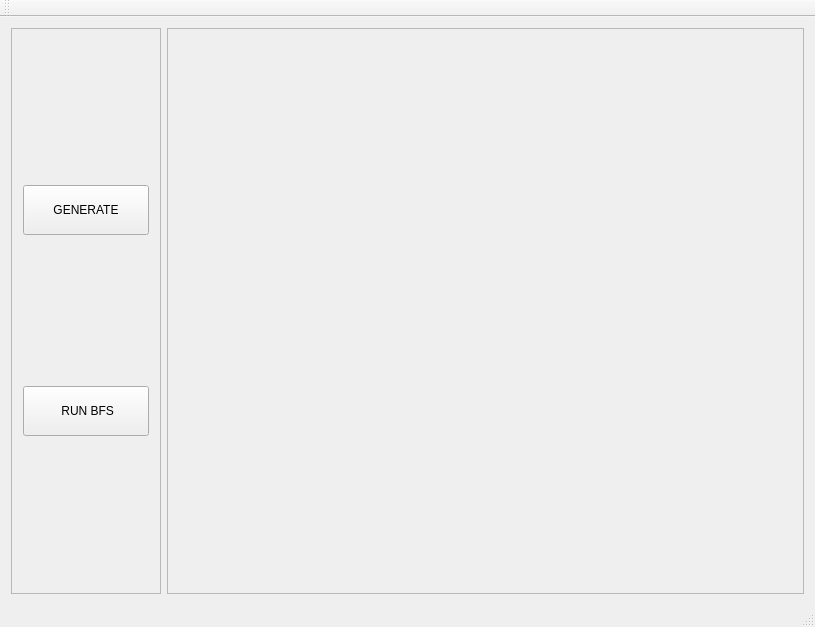
Old version of the form Visualization.ui in the repository schuylergleaves/Pathfinding_Visualized.
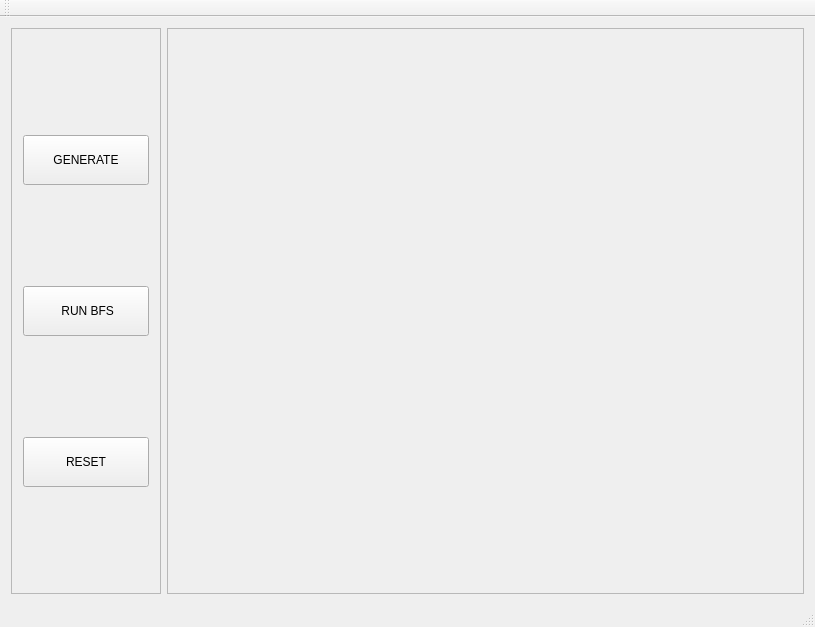
New version of the form.

```diff
--- a/Visualization.ui
+++ b/Visualization.ui
@@ -62,6 +62,19 @@
          </property>
         </widget>
        </item>
+       <item>
+        <widget class="QPushButton" name="btnReset">
+         <property name="maximumSize">
+          <size>
+           <width>16777215</width>
+           <height>50</height>
+          </size>
+         </property>
+         <property name="text">
+          <string>RESET</string>
+         </property>
+        </widget>
+       </item>
       </layout>
      </widget>
     </item>
```
